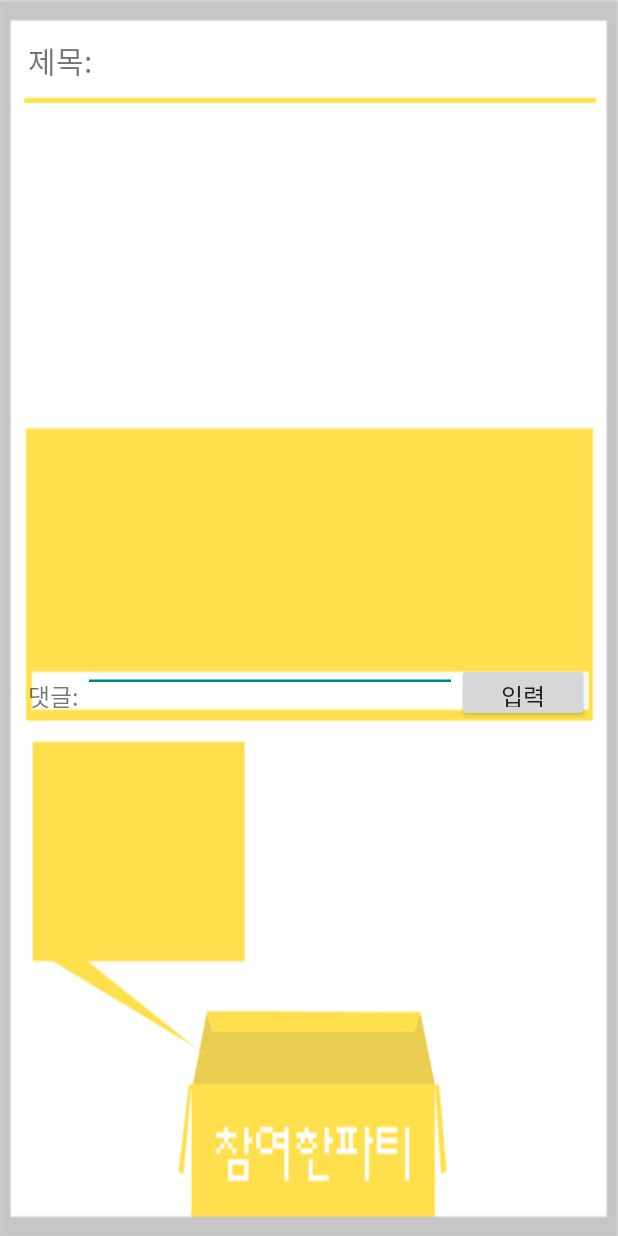
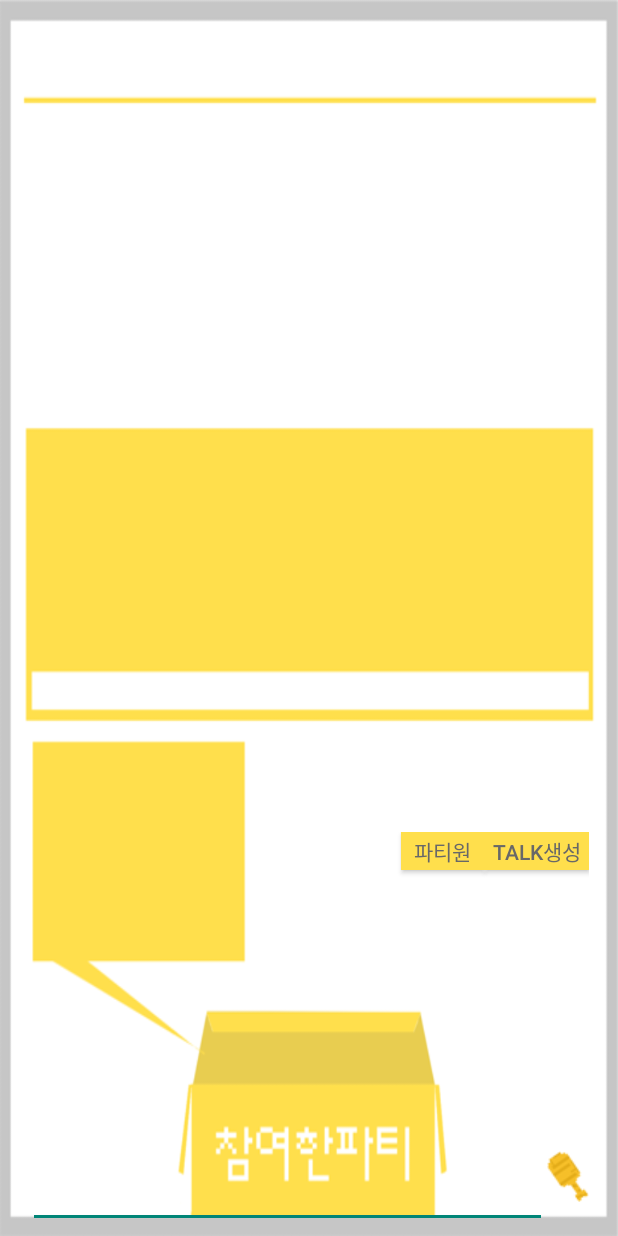
Before and after one commit to ChunggiLee/ChickenQ, an Android app: the BoardViewActivity screen opened directly, with no data from a screen before it, on a phone screen of 412 x 824 dp. Run offline under Robolectric (Android 15) with nearby library versions, the light colour scheme and no system bars; 3 statements that could not run were skipped.

Commit message:
modify layouts - daehwa

```diff
--- a/app/src/main/java/com/unist/hexa/chickenq/BoardSearchActivity.java
+++ b/app/src/main/java/com/unist/hexa/chickenq/BoardSearchActivity.java
@@ -21,7 +21,6 @@ public class BoardSearchActivity extends Activity implements View.OnClickListene
         et_search = (EditText) findViewById(R.id.SearchEditText);
 
         findViewById(R.id.SearchButton).setOnClickListener(this);
-        findViewById(R.id.NewButton).setOnClickListener(this);
     }
 
     @Override
@@ -31,9 +30,6 @@ public class BoardSearchActivity extends Activity implements View.OnClickListene
                 String search_str = et_search.getText().toString(); // TODO: Search progress
                 startActivity(new Intent(BoardSearchActivity.this, PartyListActivity.class));
                 break;
-            case R.id.NewButton:
-                startActivity(new Intent(BoardSearchActivity.this, BoardWriteActivity.class));
-                break;
         }
     }
 }
--- a/app/src/main/res/layout/activity_board_view.xml
+++ b/app/src/main/res/layout/activity_board_view.xml
@@ -4,10 +4,10 @@
     android:layout_width="match_parent"
     android:layout_height="match_parent"
     android:background="@drawable/party_context">
-<LinearLayout
-    android:layout_width="0px"
-    android:layout_height="fill_parent"
-    android:layout_weight="10"/>
+    <LinearLayout
+        android:layout_width="0px"
+        android:layout_height="fill_parent"
+        android:layout_weight="10"/>
     <LinearLayout
         android:orientation="vertical"
         android:layout_width="0px"
@@ -16,35 +16,22 @@
         <LinearLayout
             android:layout_width="fill_parent"
             android:layout_height="0px"
-            android:layout_weight="45"/>
+            android:layout_weight="30"/>
         <LinearLayout
-            android:layout_width="wrap_content"
-            android:layout_height="40dp"
+            android:layout_width="fill_parent"
+            android:layout_height="0dp"
+            android:layout_weight="40"
             android:orientation="horizontal">
-            <TextView
-                android:layout_width="wrap_content"
-                android:layout_height="wrap_content"
-                android:textSize="20dp"
-                android:text="제목:"/>
+            <LinearLayout
+                android:layout_width="0px"
+                android:layout_height="fill_parent"
+                android:layout_weight="12"/>
             <TextView
                 android:id="@+id/TitleTextView"
                 android:layout_width="0px"
                 android:layout_height="20dp"
-                android:textSize="18dp"
-                android:layout_weight="10"/>
-        </LinearLayout>
-        <LinearLayout
-            android:layout_width="fill_parent"
-            android:layout_height="0px"
-            android:layout_weight="370">
-            <TextView
-                android:id="@+id/ContentTextView"
-                android:layout_width="0px"
-                android:layout_height="wrap_content"
-                android:textSize="16dp"
-                android:layout_weight="100"
-
-                />
+                android:textSize="14dp"
+                android:layout_weight="60"/>
         </LinearLayout>
         <LinearLayout
             android:layout_width="fill_parent"
@@ -53,45 +40,70 @@
         <LinearLayout
             android:layout_width="fill_parent"
             android:layout_height="0px"
-            android:layout_weight="270">
+            android:layout_weight="670">
             <TextView
-                android:layout_width="wrap_content"
+                android:id="@+id/ContentTextView"
+                android:layout_width="0px"
                 android:layout_height="wrap_content"
-                android:textSize="16dp"
+                android:textSize="17dp"
+                android:layout_weight="100"
                 />
         </LinearLayout>
         <LinearLayout
             android:layout_width="fill_parent"
+            android:orientation="horizontal"
+            android:gravity="right"
             android:layout_height="0px"
-            android:orientation="horizontal"
             android:layout_weight="70">
-            <TextView
-                android:layout_width="0px"
-                android:layout_height="20dp"
-                android:layout_weight="30"
-                android:textSize="16dp"
-                android:text="댓글:"/>
-            <EditText
-                android:layout_width="0px"
-                android:layout_height="20dp"
-                android:layout_weight="200"/>
             <Button
-                android:layout_width="wrap_content"
-                android:layout_height="wrap_content"
-                android:textSize="16dp"
-                android:text="입력"/>
+                android:layout_width="55dp"
+                android:layout_height="25dp"
+                android:text="파티원"
+                android:textColor="#686868"
+                android:background="#ffdf4c"/><!--롱클릭 하고 있는 동안 팝업창?처럼 떠서 파티원이 보였으면 좋겠습니당.-->
+            <Button
+                android:layout_width="70dp"
+                android:layout_height="25dp"
+                android:text="Talk생성"
+                android:textColor="#686868"
+                android:background="#ffdf4c"/>
         </LinearLayout>
         <LinearLayout
             android:layout_width="fill_parent"
             android:layout_height="0px"
-            android:layout_weight="300"/>
+            android:layout_weight="200">
+            <TextView
+                android:layout_width="fill_parent"
+                android:layout_height="fill_parent" />
+        </LinearLayout>
         <LinearLayout
             android:layout_width="fill_parent"
             android:layout_height="0px"
-            android:layout_weight="300"/>
+            android:layout_weight="20"/>
+        <LinearLayout
+            android:layout_width="fill_parent"
+            android:layout_height="0px"
+            android:layout_weight="70"
+            android:orientation="horizontal">
+            <EditText
+                android:layout_width="0dp"
+                android:layout_height="fill_parent"
+                android:layout_weight="50"/>
+            <ImageButton
+                android:id="@+id/chat"
+                android:layout_width="wrap_content"
+                android:layout_height="wrap_content"
+                android:src="@drawable/selector"
+                android:background="@android:color/transparent"/>
+        </LinearLayout>
+        <LinearLayout
+            android:layout_width="fill_parent"
+            android:layout_height="0px"
+            android:layout_weight="7"/>
     </LinearLayout>
     <LinearLayout
         android:layout_width="0px"
         android:layout_height="fill_parent"
         android:layout_weight="10"/>
+
 </LinearLayout>
--- a/app/src/main/res/layout/activity_splash.xml
+++ b/app/src/main/res/layout/activity_splash.xml
@@ -3,6 +3,6 @@
     android:orientation="vertical"
     android:layout_width="fill_parent"
     android:layout_height="fill_parent"
-    android:background="@drawable/intro">
+    android:background="@drawable/intro_chicken">
 
 </LinearLayout>
```
Also changed, not shown: app/src/main/res/layout/activity_board_search.xml (+13 -14 lines), app/src/main/res/layout/activity_board_write.xml (+46 -26 lines), app/src/main/res/drawable-xxhdpi/intro_chicken.png (added).
